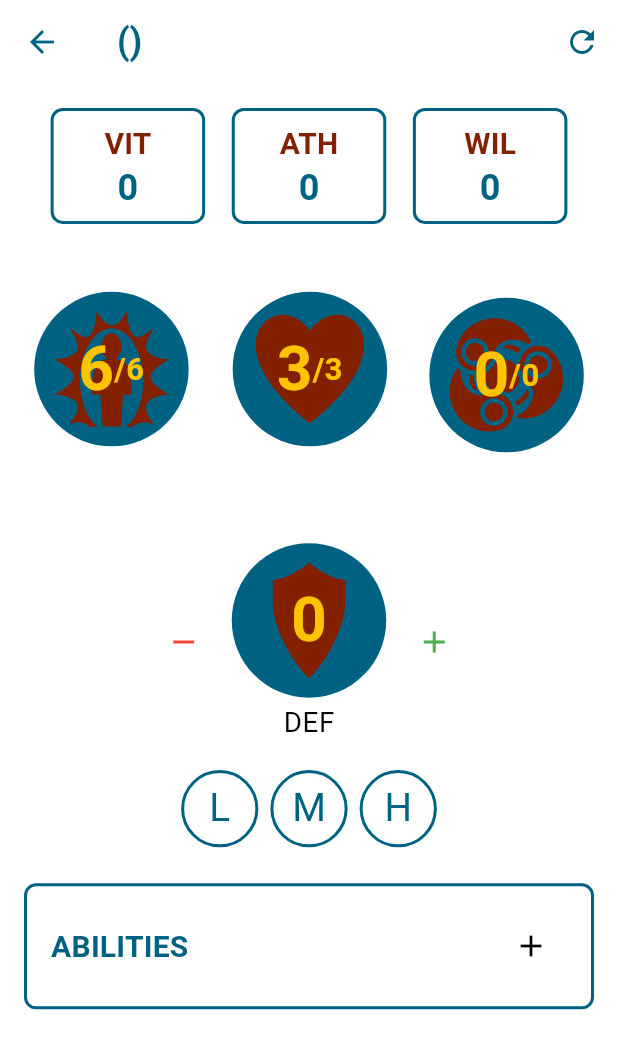
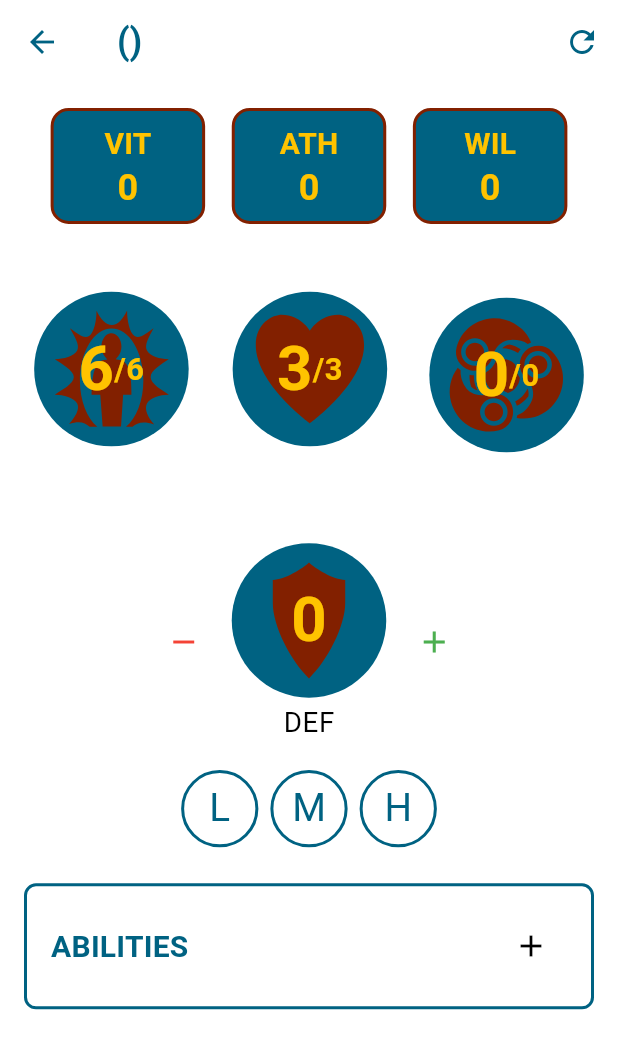
Before and after one commit to remideboer/titterpig, a Flutter app: the CharacterSheetScreen screen opened directly with empty values, on a phone screen of 412 x 824 dp. Shown: the top 1049 px of the screen. Run offline on Flutter 3.47's test engine with Material 3 defaults, Android fonts, the phone set to English and light mode, and no system bars; our stand-ins replace flutter_svg, shared_preferences; accounts and stored records are empty.

Commit message:
changed StatBox decoration to BoxDecoration to have a solid fill with colored border using app theme colors

```diff
--- a/lib/screens/character_sheet_screen.dart
+++ b/lib/screens/character_sheet_screen.dart
@@ -724,16 +724,30 @@ class _CharacterSheetScreenState extends State<CharacterSheetScreen> {
     return Container(
       width: boxWidth,
       height: boxHeight,
-      decoration: AppTheme.defaultBorder,
+      decoration: BoxDecoration(
+        color: AppTheme.primaryColor,
+        borderRadius: BorderRadius.circular(12),
+        border: Border.all(
+          color: AppTheme.highlightColor,
+          width: 2,
+        ),
+      ),
       child: Column(
         mainAxisAlignment: MainAxisAlignment.center,
         children: [
-          Text(label, style: Theme.of(context).textTheme.titleMedium?.copyWith(
-            color: AppTheme.highlightColor,
-          )),
+          Text(
+            label,
+            style: Theme.of(context).textTheme.titleMedium?.copyWith(
+              color: AppTheme.accentColor,
+              fontWeight: FontWeight.bold,
+            ),
+          ),
           Text(
             value.toString(),
-            style: Theme.of(context).textTheme.titleLarge,
+            style: Theme.of(context).textTheme.titleLarge?.copyWith(
+              color: AppTheme.accentColor,
+              fontWeight: FontWeight.bold,
+            ),
           ),
         ],
       ),
```
